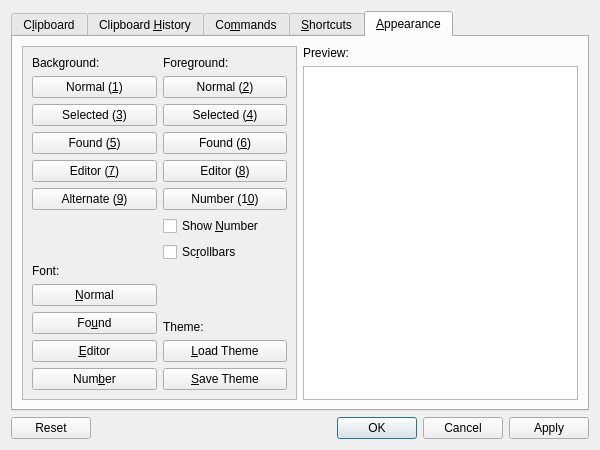
Above: src/ui/configurationmanager.ui from hluk/CopyQ before the change. Below: the same form after it.
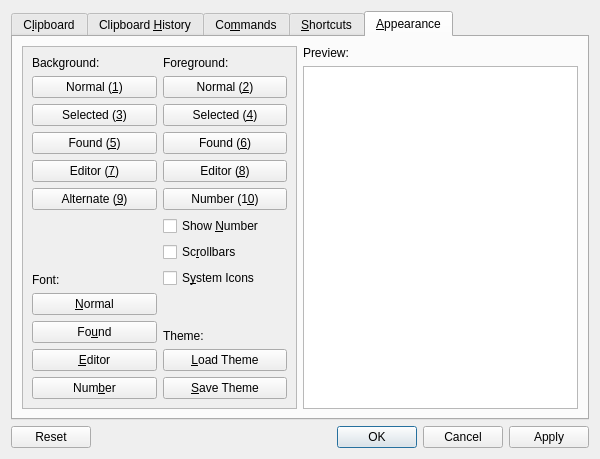
That is the form after the change. The open tabs and pages were chosen to show the change. Icons and pictures are not drawn. Custom widgets are drawn as their Qt base class.

Commit message: Use icons from FontAwesome

Diff of the .ui file:
```diff
--- a/src/ui/configurationmanager.ui
+++ b/src/ui/configurationmanager.ui
@@ -7,7 +7,7 @@
     <x>0</x>
     <y>0</y>
     <width>600</width>
-    <height>450</height>
+    <height>459</height>
    </rect>
   </property>
   <property name="minimumSize">
@@ -736,8 +736,8 @@
              <rect>
               <x>0</x>
               <y>0</y>
-              <width>272</width>
-              <height>343</height>
+              <width>257</width>
+              <height>355</height>
              </rect>
             </property>
             <layout class="QHBoxLayout" name="horizontalLayout_3">
@@ -899,6 +899,16 @@
                  </property>
                 </widget>
                </item>
+               <item>
+                <widget class="QCheckBox" name="checkBoxSystemIcons">
+                 <property name="toolTip">
+                  <string>Use icons from desktop environment whenever possible. Icons will be changed after restart.</string>
+                 </property>
+                 <property name="text">
+                  <string>S&amp;ystem Icons</string>
+                 </property>
+                </widget>
+               </item>
                <item>
                 <spacer name="verticalSpacer_5">
                  <property name="orientation">
```
Left out of the diff: 23 changed lines with no effect on the pictures. The commit also changes 44 other files.
